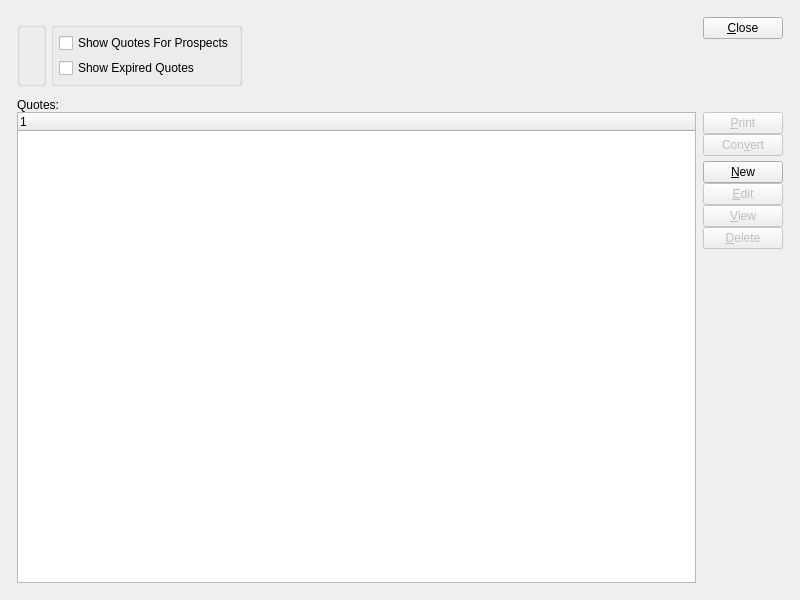
WooodHead/xtuple, file xtuple/trunk/guiclient/quotes.ui: the form before one commit.
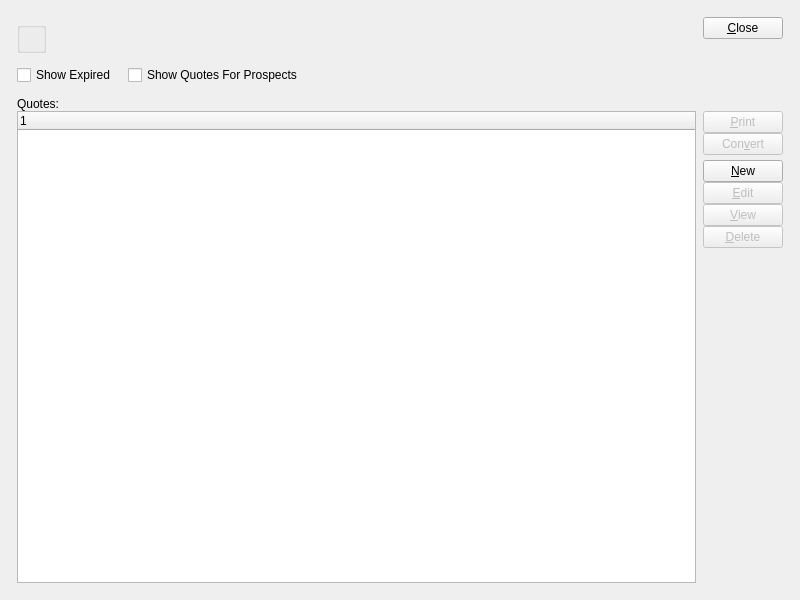
The form after the commit. Custom widgets are drawn as their Qt base class.

```diff
--- a/xtuple/trunk/guiclient/quotes.ui
+++ b/xtuple/trunk/guiclient/quotes.ui
@@ -19,9 +19,9 @@
   <property name="windowTitle" >
    <string>List Quotes</string>
   </property>
-  <layout class="QGridLayout" name="gridLayout_5" >
+  <layout class="QGridLayout" name="gridLayout_2" >
    <item row="0" column="0" >
-    <layout class="QGridLayout" name="gridLayout_4" >
+    <layout class="QGridLayout" name="gridLayout" >
      <property name="margin" >
       <number>12</number>
      </property>
@@ -29,13 +29,13 @@
       <number>12</number>
      </property>
      <item row="0" column="0" >
-      <layout class="QGridLayout" name="gridLayout_3" >
-       <item row="0" column="0" >
-        <layout class="QGridLayout" name="gridLayout_2" >
-         <item row="0" column="0" colspan="2" >
+      <layout class="QHBoxLayout" name="horizontalLayout_2" >
+       <item>
+        <layout class="QVBoxLayout" name="verticalLayout" >
+         <item>
           <widget class="CustCluster" name="_cust" />
          </item>
-         <item row="1" column="0" >
+         <item>
           <widget class="WarehouseGroup" name="_warehouse" >
            <property name="focusPolicy" >
             <enum>Qt::StrongFocus</enum>
@@ -48,49 +48,9 @@
            </property>
           </widget>
          </item>
-         <item row="1" column="1" >
-          <widget class="QGroupBox" name="_options" >
-           <property name="title" >
-            <string/>
-           </property>
-           <layout class="QGridLayout" name="gridLayout" >
-            <item row="0" column="0" >
-             <layout class="QVBoxLayout" >
-              <item>
-               <widget class="XCheckBox" name="_showProspects" >
-                <property name="text" >
-                 <string>Show Quotes For Prospects</string>
-                </property>
-               </widget>
-              </item>
-              <item>
-               <widget class="XCheckBox" name="_showExpired" >
-                <property name="text" >
-                 <string>Show Expired Quotes</string>
-                </property>
-               </widget>
-              </item>
-              <item>
-               <spacer>
-                <property name="orientation" >
-                 <enum>Qt::Vertical</enum>
-                </property>
-                <property name="sizeHint" stdset="0" >
-                 <size>
-                  <width>20</width>
-                  <height>0</height>
-                 </size>
-                </property>
-               </spacer>
-              </item>
-             </layout>
-            </item>
-           </layout>
-          </widget>
-         </item>
         </layout>
        </item>
-       <item row="0" column="1" >
+       <item>
         <spacer name="spacer" >
          <property name="orientation" >
           <enum>Qt::Horizontal</enum>
@@ -106,7 +66,7 @@
          </property>
         </spacer>
        </item>
-       <item row="0" column="2" >
+       <item>
         <layout class="QVBoxLayout" >
          <property name="spacing" >
           <number>0</number>
@@ -139,6 +99,40 @@
       </layout>
      </item>
      <item row="1" column="0" >
+      <layout class="QHBoxLayout" name="horizontalLayout" >
+       <property name="spacing" >
+        <number>12</number>
+       </property>
+       <item>
+        <widget class="XCheckBox" name="_showExpired" >
+         <property name="text" >
+          <string>Show Expired</string>
+         </property>
+        </widget>
+       </item>
+       <item>
+        <widget class="XCheckBox" name="_showProspects" >
+         <property name="text" >
+          <string>Show Quotes For Prospects</string>
+         </property>
+        </widget>
+       </item>
+       <item>
+        <spacer name="horizontalSpacer" >
+         <property name="orientation" >
+          <enum>Qt::Horizontal</enum>
+         </property>
+         <property name="sizeHint" stdset="0" >
+          <size>
+           <width>40</width>
+           <height>20</height>
+          </size>
+         </property>
+        </spacer>
+       </item>
+      </layout>
+     </item>
+     <item row="2" column="0" >
       <widget class="QFrame" name="frame" >
        <property name="sizePolicy" >
         <sizepolicy vsizetype="Expanding" hsizetype="Preferred" >
```
Left out of the diff: 3 changed lines with no effect on the pictures.
